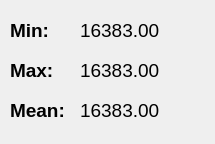
This is forms/imviewerStats.ui in jaredmales/rtimv as Qt 5 draws it before an edit. The edited form follows.
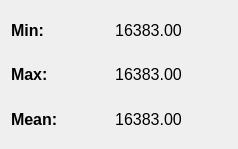
This is the edited form.

Commit message: updated stats box

Patch:
```diff
--- a/forms/imviewerStats.ui
+++ b/forms/imviewerStats.ui
@@ -6,22 +6,18 @@
    <rect>
     <x>0</x>
     <y>0</y>
-    <width>215</width>
-    <height>144</height>
+    <width>238</width>
+    <height>149</height>
    </rect>
   </property>
   <property name="windowTitle">
    <string>Region Stats</string>
   </property>
+  <layout class="QGridLayout" name="gridLayout">
+   <item row="0" column="0">
+    <layout class="QHBoxLayout" name="horizontalLayout" stretch="1,3">
+     <item>
   <widget class="QLabel" name="labelMin">
-   <property name="geometry">
-    <rect>
-     <x>10</x>
-     <y>20</y>
-     <width>54</width>
-     <height>20</height>
-    </rect>
-   </property>
    <property name="sizePolicy">
     <sizepolicy hsizetype="Minimum" vsizetype="Preferred">
      <horstretch>0</horstretch>
@@ -30,7 +26,7 @@
    </property>
    <property name="font">
     <font>
-     <pointsize>14</pointsize>
+         <pointsize>12</pointsize>
      <weight>75</weight>
      <bold>true</bold>
     </font>
@@ -39,15 +35,36 @@
     <string>Min:</string>
    </property>
   </widget>
+     </item>
+     <item>
+      <widget class="QLabel" name="dataMin">
+       <property name="sizePolicy">
+        <sizepolicy hsizetype="Minimum" vsizetype="Preferred">
+         <horstretch>0</horstretch>
+         <verstretch>0</verstretch>
+        </sizepolicy>
+       </property>
+       <property name="font">
+        <font>
+         <pointsize>12</pointsize>
+         <weight>50</weight>
+         <bold>false</bold>
+        </font>
+       </property>
+       <property name="text">
+        <string>16383.00</string>
+       </property>
+       <property name="alignment">
+        <set>Qt::AlignCenter</set>
+       </property>
+      </widget>
+     </item>
+    </layout>
+   </item>
+   <item row="1" column="0">
+    <layout class="QHBoxLayout" name="horizontalLayout_2" stretch="1,3">
+     <item>
   <widget class="QLabel" name="labelMax">
-   <property name="geometry">
-    <rect>
-     <x>10</x>
-     <y>60</y>
-     <width>54</width>
-     <height>20</height>
-    </rect>
-   </property>
    <property name="sizePolicy">
     <sizepolicy hsizetype="Minimum" vsizetype="Preferred">
      <horstretch>0</horstretch>
@@ -56,7 +73,7 @@
    </property>
    <property name="font">
     <font>
-     <pointsize>14</pointsize>
+         <pointsize>12</pointsize>
      <weight>75</weight>
      <bold>true</bold>
     </font>
@@ -65,15 +82,36 @@
     <string>Max:</string>
    </property>
   </widget>
+     </item>
+     <item>
+      <widget class="QLabel" name="dataMax">
+       <property name="sizePolicy">
+        <sizepolicy hsizetype="Minimum" vsizetype="Preferred">
+         <horstretch>0</horstretch>
+         <verstretch>0</verstretch>
+        </sizepolicy>
+       </property>
+       <property name="font">
+        <font>
+         <pointsize>12</pointsize>
+         <weight>50</weight>
+         <bold>false</bold>
+        </font>
+       </property>
+       <property name="text">
+        <string>16383.00</string>
+       </property>
+       <property name="alignment">
+        <set>Qt::AlignCenter</set>
+       </property>
+      </widget>
+     </item>
+    </layout>
+   </item>
+   <item row="2" column="0">
+    <layout class="QHBoxLayout" name="horizontalLayout_3" stretch="1,3">
+     <item>
   <widget class="QLabel" name="labelMean">
-   <property name="geometry">
-    <rect>
-     <x>10</x>
-     <y>100</y>
-     <width>61</width>
-     <height>20</height>
-    </rect>
-   </property>
    <property name="sizePolicy">
     <sizepolicy hsizetype="Minimum" vsizetype="Preferred">
      <horstretch>0</horstretch>
@@ -82,7 +120,7 @@
    </property>
    <property name="font">
     <font>
-     <pointsize>14</pointsize>
+         <pointsize>12</pointsize>
      <weight>75</weight>
      <bold>true</bold>
     </font>
@@ -91,67 +129,9 @@
     <string>Mean:</string>
    </property>
   </widget>
-  <widget class="QLabel" name="dataMin">
-   <property name="geometry">
-    <rect>
-     <x>80</x>
-     <y>20</y>
-     <width>121</width>
-     <height>20</height>
-    </rect>
-   </property>
-   <property name="sizePolicy">
-    <sizepolicy hsizetype="Minimum" vsizetype="Preferred">
-     <horstretch>0</horstretch>
-     <verstretch>0</verstretch>
-    </sizepolicy>
-   </property>
-   <property name="font">
-    <font>
-     <pointsize>14</pointsize>
-     <weight>50</weight>
-     <bold>false</bold>
-    </font>
-   </property>
-   <property name="text">
-    <string>16383.00</string>
-   </property>
-  </widget>
-  <widget class="QLabel" name="dataMax">
-   <property name="geometry">
-    <rect>
-     <x>80</x>
-     <y>60</y>
-     <width>121</width>
-     <height>20</height>
-    </rect>
-   </property>
-   <property name="sizePolicy">
-    <sizepolicy hsizetype="Minimum" vsizetype="Preferred">
-     <horstretch>0</horstretch>
-     <verstretch>0</verstretch>
-    </sizepolicy>
-   </property>
-   <property name="font">
-    <font>
-     <pointsize>14</pointsize>
-     <weight>50</weight>
-     <bold>false</bold>
-    </font>
-   </property>
-   <property name="text">
-    <string>16383.00</string>
-   </property>
-  </widget>
+     </item>
+     <item>
   <widget class="QLabel" name="dataMean">
-   <property name="geometry">
-    <rect>
-     <x>80</x>
-     <y>100</y>
-     <width>121</width>
-     <height>20</height>
-    </rect>
-   </property>
    <property name="sizePolicy">
     <sizepolicy hsizetype="Minimum" vsizetype="Preferred">
      <horstretch>0</horstretch>
@@ -160,7 +140,7 @@
    </property>
    <property name="font">
     <font>
-     <pointsize>14</pointsize>
+         <pointsize>12</pointsize>
      <weight>50</weight>
      <bold>false</bold>
     </font>
@@ -168,7 +148,14 @@
    <property name="text">
     <string>16383.00</string>
    </property>
-  </widget>
+       <property name="alignment">
+        <set>Qt::AlignCenter</set>
+       </property>
+      </widget>
+     </item>
+    </layout>
+   </item>
+  </layout>
  </widget>
  <resources/>
  <connections/>
```
Lines whose indentation alone changed are shown as unchanged.
